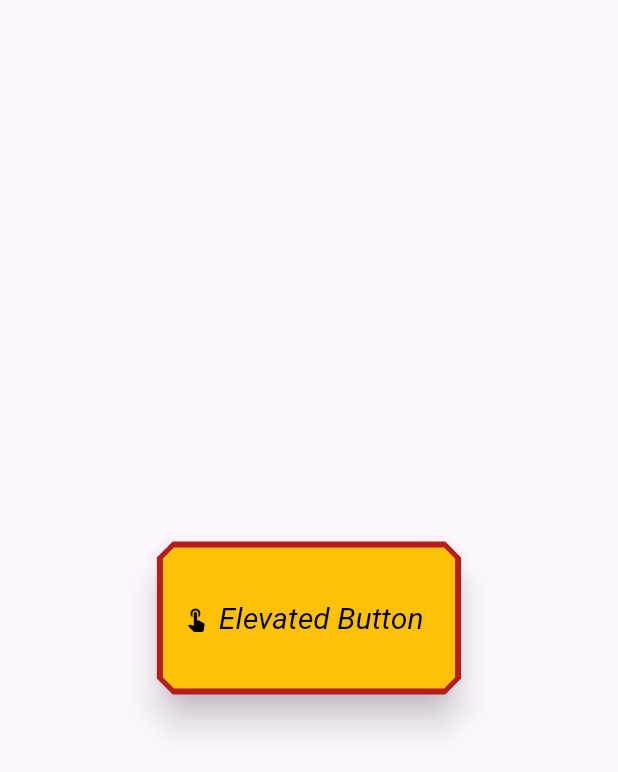
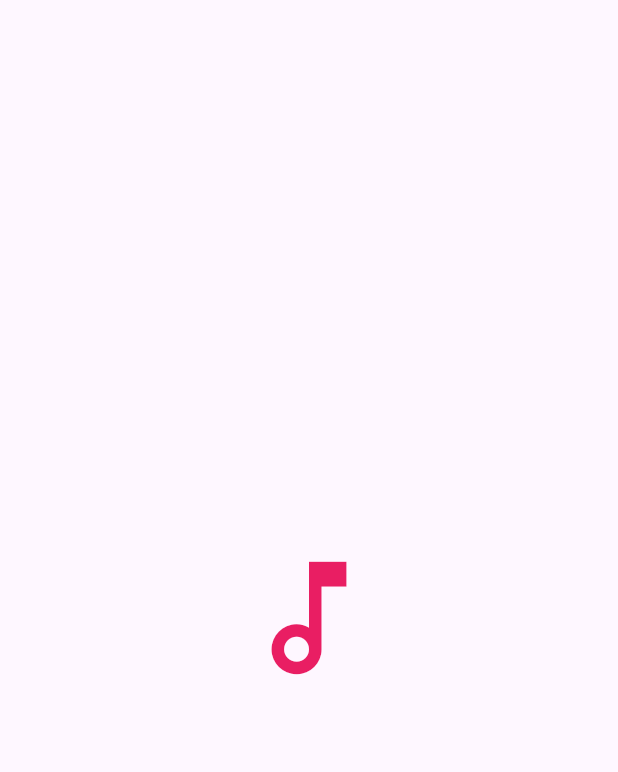
Before and after one commit to buildwithayush/learningWidgetsFlutter, a Flutter app: the screen it shows after launch, on a phone screen of 412 x 824 dp. Shown: the top 772 px of the screen. Run offline on Flutter 3.47's test engine with Material 3 defaults, Android fonts, the phone set to English and light mode, and no system bars.

Commit message:
Learn Icon Widget

```diff
--- /dev/null
+++ b/lib/common_widget/icon_widget/icon_widget.dart
@@ -0,0 +1,18 @@
+import 'package:flutter/material.dart';
+
+class IconWidget extends StatelessWidget {
+  const IconWidget({super.key});
+
+  @override
+  Widget build(BuildContext context) {
+    return Scaffold(
+      body: Center(
+        child: Icon(Icons.music_note_outlined,
+        size: 100,
+        color: Colors.pink,
+        semanticLabel: 'Widgets Icon',
+        ),
+      ),
+    );
+  }
+}
--- a/lib/main.dart
+++ b/lib/main.dart
@@ -1,5 +1,5 @@
 import 'package:flutter/material.dart';
-import 'package:widgetsflutter/common_widget/elevated_button_widget/elevated_button_widget.dart';
+import 'package:widgetsflutter/common_widget/icon_widget/icon_widget.dart';
 
 
 void main() {
@@ -13,7 +13,7 @@ class MyApp extends StatelessWidget {
   Widget build(BuildContext context) {
     return MaterialApp(
       debugShowCheckedModeBanner: false,
-      home: const ElevatedButtonWidget(),
+      home: const IconWidget(),
     );
   }
 }
```
